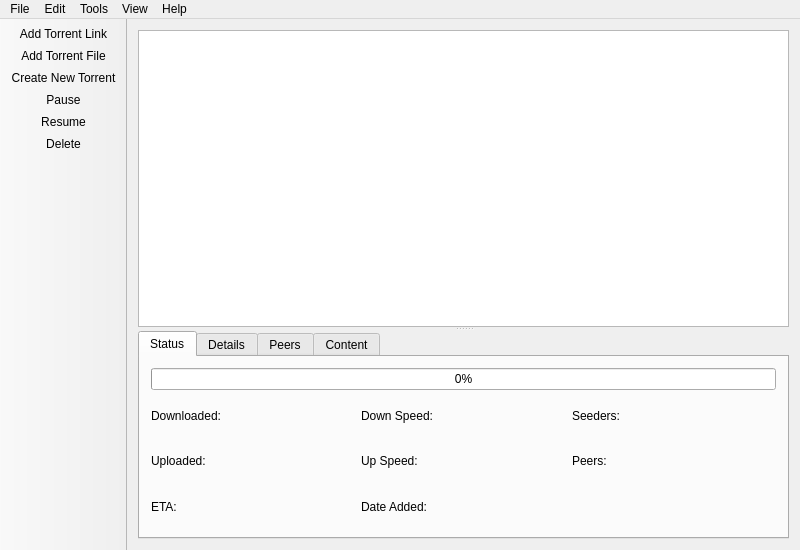
Before: the Qt Designer form src/ui/mainwindow.ui in teraGL/cryptoBT, drawn with Qt 5.
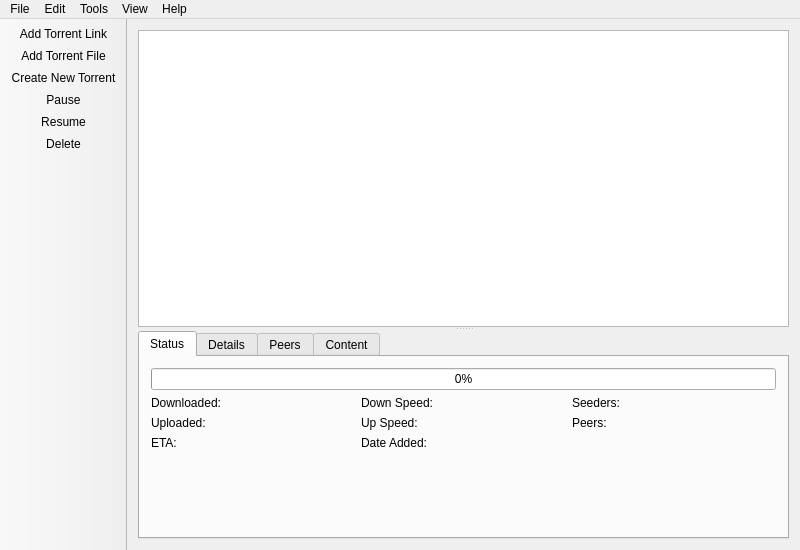
After: the same form once the commit is applied. Icons and pictures are not drawn.

Patch:
```diff
--- a/src/ui/mainwindow.ui
+++ b/src/ui/mainwindow.ui
@@ -55,124 +55,136 @@
          <string>Status</string>
         </attribute>
         <layout class="QGridLayout" name="gridLayout">
+         <item row="0" column="0" colspan="3">
+          <widget class="QProgressBar" name="progressBar">
+           <property name="value">
+            <number>0</number>
+           </property>
+          </widget>
+         </item>
          <item row="1" column="0">
+          <layout class="QFormLayout" name="formLayout_2">
+           <item row="0" column="0">
           <widget class="QLabel" name="label_1">
            <property name="text">
             <string>Downloaded:</string>
            </property>
           </widget>
          </item>
-         <item row="1" column="2">
+           <item row="0" column="1">
+            <widget class="QLabel" name="labelDownloaded">
+             <property name="text">
+              <string/>
+             </property>
+            </widget>
+           </item>
+           <item row="1" column="0">
+            <widget class="QLabel" name="label_2">
+             <property name="text">
+              <string>Uploaded:</string>
+             </property>
+            </widget>
+           </item>
+           <item row="1" column="1">
+            <widget class="QLabel" name="labelUploaded">
+             <property name="text">
+              <string/>
+             </property>
+            </widget>
+           </item>
+           <item row="2" column="0">
+            <widget class="QLabel" name="label_7">
+             <property name="text">
+              <string>ETA:</string>
+             </property>
+            </widget>
+           </item>
+           <item row="2" column="1">
+            <widget class="QLabel" name="labelETA">
+             <property name="text">
+              <string/>
+             </property>
+            </widget>
+           </item>
+          </layout>
+         </item>
+         <item row="1" column="1">
+          <layout class="QFormLayout" name="formLayout_3">
+           <item row="0" column="0">
           <widget class="QLabel" name="label_3">
            <property name="text">
             <string>Down Speed:</string>
            </property>
           </widget>
          </item>
-         <item row="2" column="3">
+           <item row="0" column="1">
+            <widget class="QLabel" name="labelDownSpeed">
+             <property name="text">
+              <string/>
+             </property>
+            </widget>
+           </item>
+           <item row="1" column="0">
+            <widget class="QLabel" name="label_4">
+             <property name="text">
+              <string>Up Speed:</string>
+             </property>
+            </widget>
+           </item>
+           <item row="1" column="1">
           <widget class="QLabel" name="labelUpSpeed">
            <property name="text">
             <string/>
            </property>
           </widget>
          </item>
-         <item row="3" column="2">
+           <item row="2" column="0">
           <widget class="QLabel" name="label_8">
            <property name="text">
             <string>Date Added:</string>
            </property>
           </widget>
          </item>
-         <item row="1" column="5">
-          <widget class="QLabel" name="labelSeeders">
-           <property name="text">
-            <string/>
-           </property>
-          </widget>
-         </item>
-         <item row="2" column="5">
-          <widget class="QLabel" name="labelPeers">
-           <property name="text">
-            <string/>
-           </property>
-          </widget>
-         </item>
-         <item row="3" column="0">
-          <widget class="QLabel" name="label_7">
-           <property name="text">
-            <string>ETA:</string>
-           </property>
-          </widget>
-         </item>
-         <item row="0" column="0" colspan="6">
-          <widget class="QProgressBar" name="progressBar">
-           <property name="value">
-            <number>0</number>
-           </property>
-          </widget>
-         </item>
-         <item row="2" column="2">
-          <widget class="QLabel" name="label_4">
-           <property name="text">
-            <string>Up Speed:</string>
-           </property>
-          </widget>
-         </item>
-         <item row="1" column="1">
-          <widget class="QLabel" name="labelDownloaded">
-           <property name="text">
-            <string/>
-           </property>
-          </widget>
-         </item>
          <item row="2" column="1">
-          <widget class="QLabel" name="labelUploaded">
-           <property name="text">
-            <string/>
-           </property>
-          </widget>
-         </item>
-         <item row="2" column="4">
-          <widget class="QLabel" name="label_6">
-           <property name="text">
-            <string>Peers:</string>
-           </property>
-          </widget>
-         </item>
-         <item row="3" column="3">
           <widget class="QLabel" name="labelDateAdded">
            <property name="text">
             <string/>
            </property>
           </widget>
          </item>
-         <item row="3" column="1">
-          <widget class="QLabel" name="labelETA">
-           <property name="text">
-            <string/>
-           </property>
-          </widget>
+          </layout>
          </item>
-         <item row="1" column="3">
-          <widget class="QLabel" name="labelDownSpeed">
-           <property name="text">
-            <string/>
-           </property>
-          </widget>
-         </item>
-         <item row="1" column="4">
+         <item row="1" column="2">
+          <layout class="QFormLayout" name="formLayout_4">
+           <item row="0" column="0">
           <widget class="QLabel" name="label_5">
            <property name="text">
             <string>Seeders:</string>
            </property>
           </widget>
          </item>
-         <item row="2" column="0">
-          <widget class="QLabel" name="label_2">
+           <item row="0" column="1">
+            <widget class="QLabel" name="labelSeeders">
            <property name="text">
-            <string>Uploaded:</string>
-           </property>
-          </widget>
+              <string/>
+             </property>
+            </widget>
+           </item>
+           <item row="1" column="0">
+            <widget class="QLabel" name="label_6">
+             <property name="text">
+              <string>Peers:</string>
+             </property>
+            </widget>
+           </item>
+           <item row="1" column="1">
+            <widget class="QLabel" name="labelPeers">
+             <property name="text">
+              <string/>
+             </property>
+            </widget>
+           </item>
+          </layout>
          </item>
         </layout>
        </widget>
@@ -184,6 +196,102 @@
         <attribute name="title">
          <string>Details</string>
         </attribute>
+        <widget class="QWidget" name="layoutWidget">
+         <property name="geometry">
+          <rect>
+           <x>10</x>
+           <y>10</y>
+           <width>98</width>
+           <height>140</height>
+          </rect>
+         </property>
+         <layout class="QFormLayout" name="formLayout">
+          <item row="0" column="0">
+           <widget class="QLabel" name="label">
+            <property name="text">
+             <string>Name:</string>
+            </property>
+           </widget>
+          </item>
+          <item row="0" column="1">
+           <widget class="QLabel" name="labelName">
+            <property name="text">
+             <string/>
+            </property>
+           </widget>
+          </item>
+          <item row="1" column="0">
+           <widget class="QLabel" name="label_9">
+            <property name="text">
+             <string>Hash:</string>
+            </property>
+           </widget>
+          </item>
+          <item row="1" column="1">
+           <widget class="QLabel" name="labelHash">
+            <property name="text">
+             <string/>
+            </property>
+           </widget>
+          </item>
+          <item row="2" column="0">
+           <widget class="QLabel" name="label_10">
+            <property name="text">
+             <string>Path:</string>
+            </property>
+           </widget>
+          </item>
+          <item row="2" column="1">
+           <widget class="QLabel" name="labelPath">
+            <property name="text">
+             <string/>
+            </property>
+           </widget>
+          </item>
+          <item row="3" column="0">
+           <widget class="QLabel" name="label_11">
+            <property name="text">
+             <string>Total Size:</string>
+            </property>
+           </widget>
+          </item>
+          <item row="3" column="1">
+           <widget class="QLabel" name="labelTotalSize">
+            <property name="text">
+             <string/>
+            </property>
+           </widget>
+          </item>
+          <item row="4" column="0">
+           <widget class="QLabel" name="label_12">
+            <property name="text">
+             <string># of files:</string>
+            </property>
+           </widget>
+          </item>
+          <item row="4" column="1">
+           <widget class="QLabel" name="labelNumFiles">
+            <property name="text">
+             <string/>
+            </property>
+           </widget>
+          </item>
+          <item row="5" column="0">
+           <widget class="QLabel" name="label_13">
+            <property name="text">
+             <string>Comments: </string>
+            </property>
+           </widget>
+          </item>
+          <item row="5" column="1">
+           <widget class="QLabel" name="labelComments">
+            <property name="text">
+             <string/>
+            </property>
+           </widget>
+          </item>
+         </layout>
+        </widget>
        </widget>
        <widget class="QWidget" name="Peers">
         <attribute name="icon">
```
Lines whose indentation alone changed are shown as unchanged.
